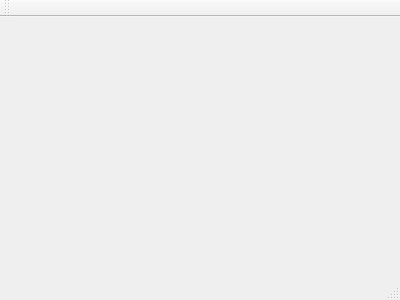
Above: mainwindow.ui from zperkowski/QtEan before the change. Below: the same form after it.
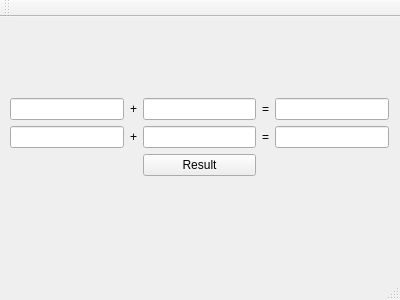
That is the form after the change.

What changed in the file:
```diff
--- a/mainwindow.ui
+++ b/mainwindow.ui
@@ -12,13 +12,135 @@
   <property name="windowTitle" >
    <string>MainWindow</string>
   </property>
-  <widget class="QMenuBar" name="menuBar" />
-  <widget class="QToolBar" name="mainToolBar" />
-  <widget class="QWidget" name="centralWidget" />
-  <widget class="QStatusBar" name="statusBar" />
+  <widget class="QWidget" name="centralWidget">
+   <widget class="QWidget" name="gridLayoutWidget">
+    <property name="geometry">
+     <rect>
+      <x>-1</x>
+      <y>-1</y>
+      <width>401</width>
+      <height>241</height>
+     </rect>
+    </property>
+    <layout class="QGridLayout" name="gridLayout">
+     <property name="sizeConstraint">
+      <enum>QLayout::SetMaximumSize</enum>
+     </property>
+     <item row="1" column="4">
+      <widget class="QLineEdit" name="lineEdit_c1"/>
+     </item>
+     <item row="1" column="0">
+      <widget class="QLineEdit" name="lineEdit_x1"/>
+     </item>
+     <item row="2" column="2">
+      <widget class="QLineEdit" name="lineEdit_y2"/>
+     </item>
+     <item row="1" column="3">
+      <widget class="QLabel" name="label_e1">
+       <property name="text">
+        <string>=</string>
+       </property>
+       <property name="alignment">
+        <set>Qt::AlignCenter</set>
+       </property>
+      </widget>
+     </item>
+     <item row="2" column="3">
+      <widget class="QLabel" name="label_e2">
+       <property name="text">
+        <string>=</string>
+       </property>
+       <property name="alignment">
+        <set>Qt::AlignCenter</set>
+       </property>
+      </widget>
+     </item>
+     <item row="2" column="4">
+      <widget class="QLineEdit" name="lineEdit_c2"/>
+     </item>
+     <item row="1" column="1">
+      <widget class="QLabel" name="label_p1">
+       <property name="text">
+        <string>+</string>
+       </property>
+       <property name="alignment">
+        <set>Qt::AlignCenter</set>
+       </property>
+      </widget>
+     </item>
+     <item row="2" column="1">
+      <widget class="QLabel" name="label_p2">
+       <property name="text">
+        <string>+</string>
+       </property>
+       <property name="alignment">
+        <set>Qt::AlignCenter</set>
+       </property>
+      </widget>
+     </item>
+     <item row="1" column="2">
+      <widget class="QLineEdit" name="lineEdit_y1"/>
+     </item>
+     <item row="2" column="0">
+      <widget class="QLineEdit" name="lineEdit_x2"/>
+     </item>
+     <item row="0" column="2">
+      <spacer name="verticalSpacer">
+       <property name="orientation">
+        <enum>Qt::Vertical</enum>
+       </property>
+       <property name="sizeHint" stdset="0">
+        <size>
+         <width>20</width>
+         <height>40</height>
+        </size>
+       </property>
+      </spacer>
+     </item>
+     <item row="3" column="2">
+      <widget class="QPushButton" name="button_result">
+       <property name="text">
+        <string>Result</string>
+       </property>
+      </widget>
+     </item>
+     <item row="4" column="2">
+      <spacer name="verticalSpacer_2">
+       <property name="orientation">
+        <enum>Qt::Vertical</enum>
+       </property>
+       <property name="sizeHint" stdset="0">
+        <size>
+         <width>20</width>
+         <height>40</height>
+        </size>
+       </property>
+      </spacer>
+     </item>
+    </layout>
+   </widget>
+  </widget>
+  <widget class="QMenuBar" name="menuBar">
+   <property name="geometry">
+    <rect>
+     <x>0</x>
+     <y>0</y>
+     <width>400</width>
+     <height>22</height>
+    </rect>
+   </property>
+  </widget>
+  <widget class="QToolBar" name="mainToolBar">
+   <attribute name="toolBarArea">
+    <enum>TopToolBarArea</enum>
+   </attribute>
+   <attribute name="toolBarBreak">
+    <bool>false</bool>
+   </attribute>
+  </widget>
+  <widget class="QStatusBar" name="statusBar"/>
  </widget>
- <layoutDefault spacing="6" margin="11" />
- <pixmapfunction></pixmapfunction>
+ <layoutdefault spacing="6" margin="11"/>
  <resources/>
  <connections/>
 </ui>
```
Left out of the diff: 29 changed lines with no effect on the pictures.
